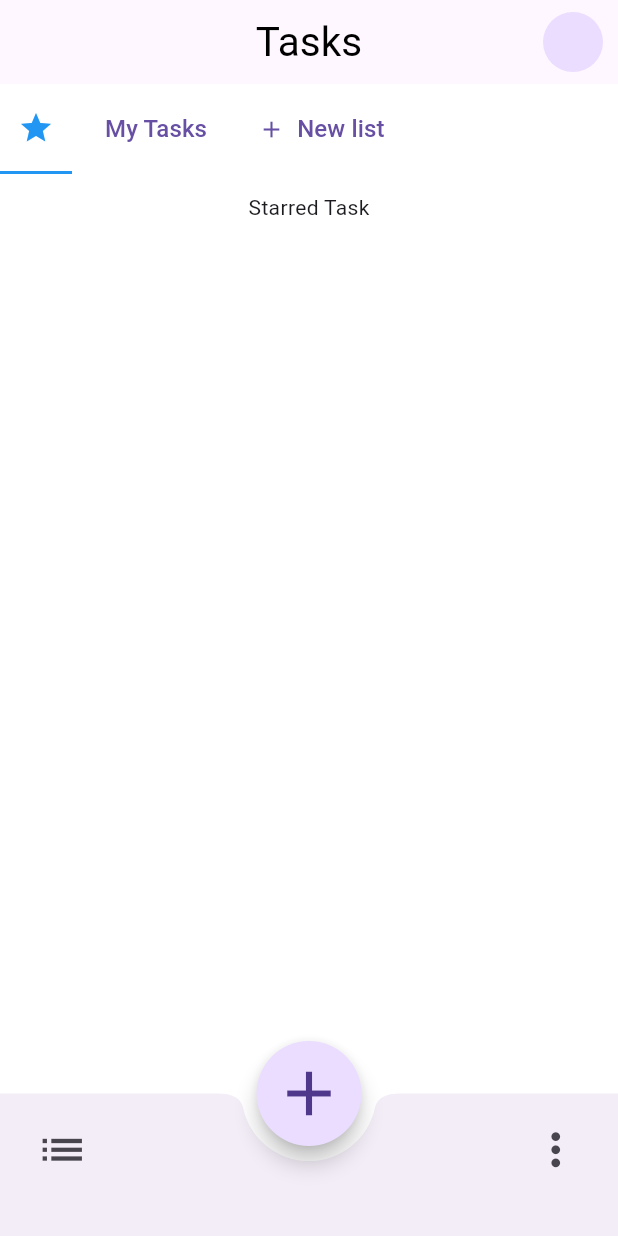
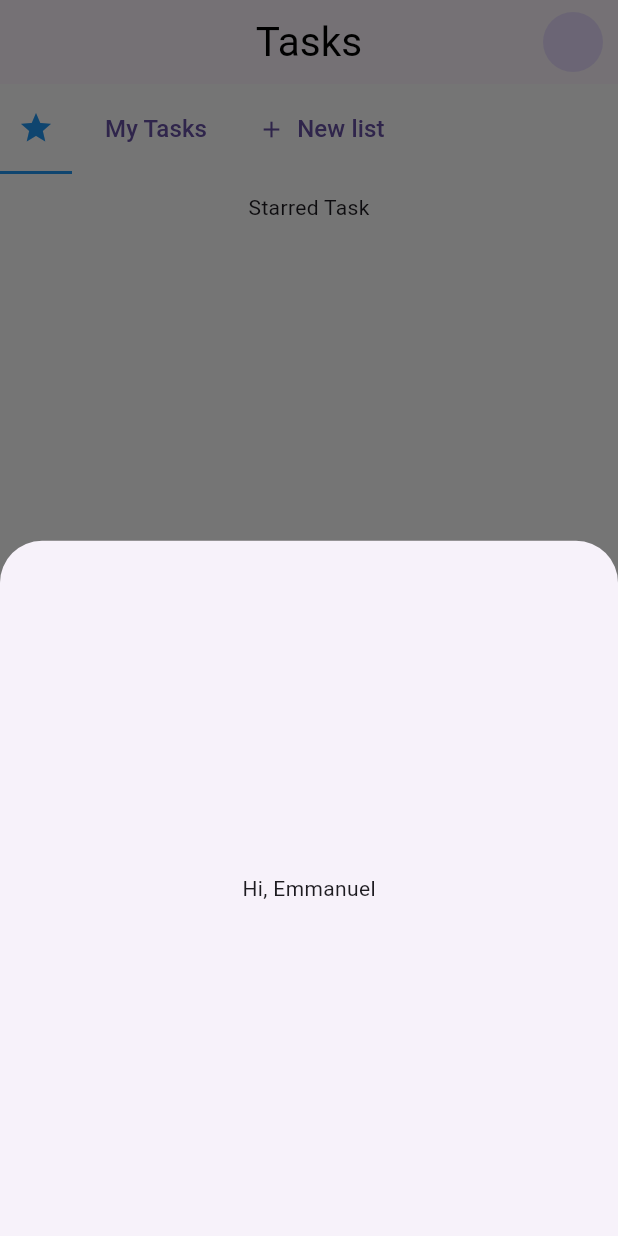
Before and after one commit to Emmanueloluwadamilola/my_todo_app, a Flutter app: the screen it shows after launch, after a tap on the "add" icon, on a phone screen of 412 x 824 dp. Run offline on Flutter 3.47's test engine with Material 3 defaults, Android fonts, the phone set to English and light mode, and no system bars; our stand-ins replace font_awesome_flutter.

Commit message:
New changes

```diff
--- a/lib/home_page.dart
+++ b/lib/home_page.dart
@@ -1,4 +1,5 @@
 import 'package:flutter/material.dart';
+import 'package:font_awesome_flutter/font_awesome_flutter.dart';
 import 'package:my_todo_app/starred_task_page.dart';
 import 'package:my_todo_app/task_page.dart';
 
@@ -12,6 +13,14 @@ class HomePage extends StatefulWidget {
 }
 
 class _HomePageState extends State<HomePage> {
+  Widget showSheet(BuildContext context) {
+    return Container(
+      child: const Center(
+        child: Text("Hi, Emmanuel"),
+      ),
+    );
+  }
+
   Screen selectedScreen = Screen.starredTask;
   bool showScreen = false;
 
@@ -108,8 +117,10 @@ class _HomePageState extends State<HomePage> {
         height: 70,
         child: FittedBox(
           child: FloatingActionButton(
-            shape: CircleBorder(),
-            onPressed: () {},
+            shape: const CircleBorder(),
+            onPressed: () {
+              showModalBottomSheet(context: context, builder: showSheet);
+            },
             child: const Icon(
               Icons.add,
               size: 40,
@@ -128,12 +139,11 @@ class _HomePageState extends State<HomePage> {
               Padding(
                 padding: const EdgeInsets.only(bottom: 20.0),
                 child: IconButton(
-                  onPressed: () {},
-                  icon: const Icon(
-                    Icons.list,
-                    size: 35,
-                  ),
-                ),
+                    onPressed: () {},
+                    icon: const FaIcon(
+                      FontAwesomeIcons.bars,
+                      size: 20,
+                    )),
               ),
               Padding(
                 padding: const EdgeInsets.only(bottom: 20),
--- a/pubspec.yaml
+++ b/pubspec.yaml
@@ -35,6 +35,7 @@ dependencies:
   # The following adds the Cupertino Icons font to your application.
   # Use with the CupertinoIcons class for iOS style icons.
   cupertino_icons: ^1.0.2
+  font_awesome_flutter: ^10.6.0
 
 dev_dependencies:
   flutter_test:
```
Also changed, not shown: lib/add_task.dart (added, +43 -0 lines), pubspec.lock.
